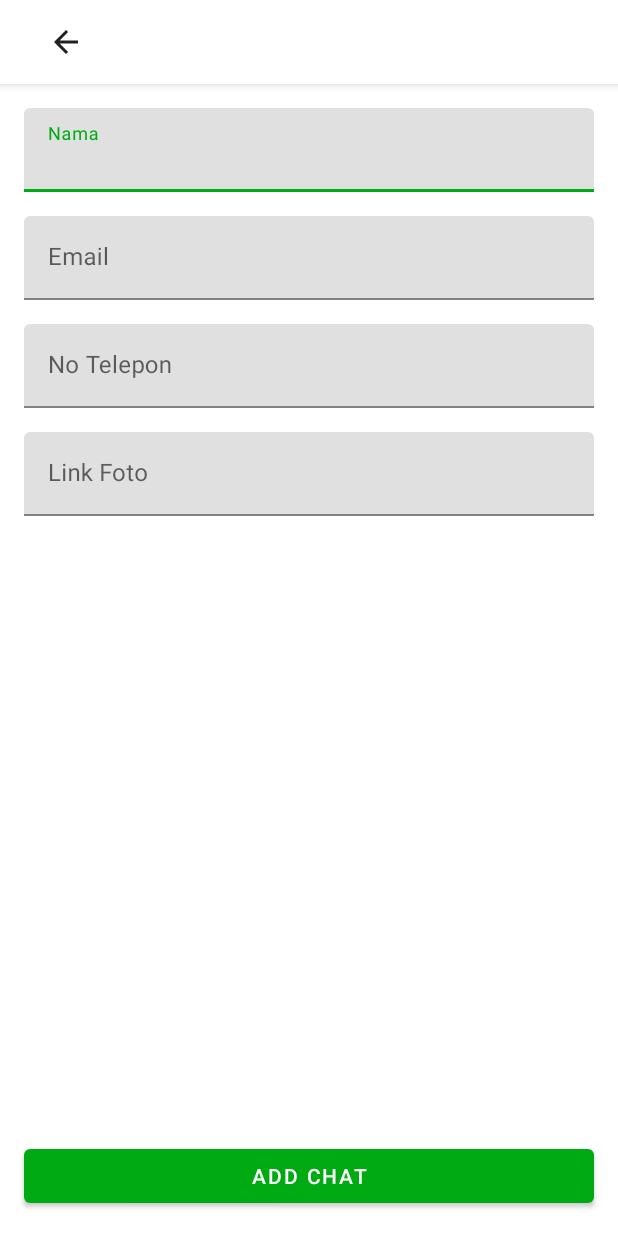
After one commit to pateeeh/UjianGojek, an Android app: the AddUserActivity screen opened directly, with no data from a screen before it, on a phone screen of 412 x 824 dp. The commit adds this screen. Run offline under Robolectric (Android 15) with nearby library versions, the phone set to English and light mode, and no system bars.

Commit message:
Menyelesaikan fitur Add Chat

```diff
--- a/app/src/main/AndroidManifest.xml
+++ b/app/src/main/AndroidManifest.xml
@@ -14,6 +14,9 @@
         android:supportsRtl="true"
         android:theme="@style/Theme.GojekClone"
         tools:targetApi="31">
+        <activity
+            android:name=".ui.fragmentchat.AddUserActivity"
+            android:exported="false" />
         <activity
             android:name=".ui.fragmenthome.profileactivity.UpdateProfileActivity"
             android:exported="false" />
--- a/app/src/main/java/com/example/ujiangojek/MainActivity.kt
+++ b/app/src/main/java/com/example/ujiangojek/MainActivity.kt
@@ -44,4 +44,6 @@ class MainActivity : AppCompatActivity() {
         }
         navView.setupWithNavController(navController)
         }
+
+
 }
--- /dev/null
+++ b/app/src/main/java/com/example/ujiangojek/ui/fragmentchat/AddUserActivity.kt
@@ -0,0 +1,65 @@
+package com.example.ujiangojek.ui.fragmentchat
+
+import android.content.Intent
+import android.os.Build
+import android.os.Bundle
+import android.widget.Toast
+import androidx.activity.enableEdgeToEdge
+import androidx.appcompat.app.AppCompatActivity
+import androidx.core.view.ViewCompat
+import androidx.core.view.WindowInsetsCompat
+import androidx.lifecycle.ViewModelProvider
+import com.example.ujiangojek.MainActivity
+import com.example.ujiangojek.R
+import com.example.ujiangojek.data.response.ListUserResponseItem
+import com.example.ujiangojek.databinding.ActivityAddUserBinding
+
+class AddUserActivity : AppCompatActivity() {
+
+    private lateinit var binding: ActivityAddUserBinding
+
+    override fun onCreate(savedInstanceState: Bundle?) {
+        super.onCreate(savedInstanceState)
+        binding = ActivityAddUserBinding.inflate(layoutInflater)
+        setContentView(binding.root)
+
+        setSupportActionBar(binding.appBar)
+        supportActionBar?.setDisplayHomeAsUpEnabled(true)
+        binding.appBar.setNavigationOnClickListener { onBackPressed() }
+
+        val addViewModel = ViewModelProvider(
+            this, ViewModelProvider.NewInstanceFactory()).get(AddUserViewModel::class.java
+        )
+
+        addViewModel.addResponse.observe(this){
+            Toast.makeText(this, it, Toast.LENGTH_SHORT).show()
+            val intent = Intent(this, MainActivity::class.java)
+            startActivity(intent)
+            finish()
+        }
+
+        binding.btnAddChat.setOnClickListener {
+            val nama = binding.etNama.text
+            val email = binding.etEmail.text
+            val noTelp = binding.etNoTelp.text
+            val linkFoto = binding.etFoto.text
+
+            if (nama?.isEmpty() == true){
+                binding.etNama.error = "Field Harus Diisi!!!"
+            }else if (email?.isEmpty() == true){
+                binding.etEmail.error = "Field Harus Diisi!!!"
+            }else if (noTelp?.isEmpty() == true){
+                binding.etNoTelp.error = "Field Harus Diisi!!!"
+            }else if (linkFoto?.isEmpty() == true){
+                binding.etFoto.error = "Field Harus Diisi!!!"
+            }else{
+                addViewModel.insertSiswa(nama.toString(), noTelp.toString(), email.toString(), linkFoto.toString())
+            }
+        }
+
+    }
+
+    companion object {
+        const val EXTRA_DATA = "extra_data"
+    }
+}
--- a/app/src/main/java/com/example/ujiangojek/ui/fragmentchat/ChatFragment.kt
+++ b/app/src/main/java/com/example/ujiangojek/ui/fragmentchat/ChatFragment.kt
@@ -46,6 +46,11 @@ class ChatFragment : Fragment() {
             startActivity(intent)
         }
 
+        binding.btnAdd.setOnClickListener{
+            val intent = Intent(requireContext(), AddUserActivity::class.java)
+            startActivity(intent)
+        }
+
         val progressBar = binding.progressBar
 
         val colorIndeterminate = ContextCompat.getColor(requireContext(), R.color.green)
--- /dev/null
+++ b/app/src/main/res/layout/activity_add_user.xml
@@ -0,0 +1,112 @@
+<?xml version="1.0" encoding="utf-8"?>
+<androidx.constraintlayout.widget.ConstraintLayout xmlns:android="http://schemas.android.com/apk/res/android"
+    xmlns:app="http://schemas.android.com/apk/res-auto"
+    xmlns:tools="http://schemas.android.com/tools"
+    android:id="@+id/main"
+    android:layout_width="match_parent"
+    android:layout_height="match_parent"
+    tools:context=".ui.fragmentchat.AddUserActivity">
+
+    <androidx.appcompat.widget.Toolbar
+        android:id="@+id/appBar"
+        android:layout_width="match_parent"
+        android:layout_height="?attr/actionBarSize"
+        android:background="@color/white"
+        android:elevation="4dp"
+        android:navigationIcon="@drawable/baseline_arrow_back_24"
+        android:paddingStart="16dp"
+        android:paddingEnd="16dp"
+        android:popupTheme="@style/ThemeOverlay.AppCompat.Light"
+        android:theme="@style/ThemeOverlay.AppCompat.ActionBar"
+        android:title=""
+        app:layout_constraintEnd_toEndOf="parent"
+        app:layout_constraintStart_toStartOf="parent"
+        app:layout_constraintTop_toTopOf="parent" />
+
+    <com.google.android.material.textfield.TextInputLayout
+        android:id="@+id/tl_nama"
+        android:layout_width="0dp"
+        android:layout_height="wrap_content"
+        android:layout_marginStart="16dp"
+        android:layout_marginTop="16dp"
+        android:layout_marginEnd="16dp"
+        app:layout_constraintEnd_toEndOf="parent"
+        app:layout_constraintStart_toStartOf="parent"
+        app:layout_constraintTop_toBottomOf="@id/appBar">
+
+        <com.google.android.material.textfield.TextInputEditText
+            android:id="@+id/et_nama"
+            android:layout_width="match_parent"
+            android:layout_height="wrap_content"
+            android:hint="Nama" />
+    </com.google.android.material.textfield.TextInputLayout>
+
+    <com.google.android.material.textfield.TextInputLayout
+        android:id="@+id/tl_email"
+        android:layout_width="0dp"
+        android:layout_height="wrap_content"
+        android:layout_marginStart="16dp"
+        android:layout_marginTop="16dp"
+        android:layout_marginEnd="16dp"
+        app:layout_constraintEnd_toEndOf="parent"
+        app:layout_constraintStart_toStartOf="parent"
+        app:layout_constraintTop_toBottomOf="@+id/tl_nama">
+
+        <com.google.android.material.textfield.TextInputEditText
+            android:id="@+id/et_email"
+            android:layout_width="match_parent"
+            android:layout_height="wrap_content"
+            android:hint="Email" />
+    </com.google.android.material.textfield.TextInputLayout>
+
+
+    <com.google.android.material.textfield.TextInputLayout
+        android:id="@+id/tl_no_telp"
+        android:layout_width="0dp"
+        android:layout_height="wrap_content"
+        android:layout_marginStart="16dp"
+        android:layout_marginTop="16dp"
+        android:layout_marginEnd="16dp"
+        app:layout_constraintEnd_toEndOf="parent"
+        app:layout_constraintStart_toStartOf="parent"
+        app:layout_constraintTop_toBottomOf="@+id/tl_email">
+
+        <com.google.android.material.textfield.TextInputEditText
+            android:id="@+id/et_no_telp"
+            android:layout_width="match_parent"
+            android:layout_height="wrap_content"
+            android:hint="No Telepon" />
+    </com.google.android.material.textfield.TextInputLayout>
+
+
+    <com.google.android.material.textfield.TextInputLayout
+        android:id="@+id/tl_foto"
+        android:layout_width="0dp"
+        android:layout_height="wrap_content"
+        android:layout_marginStart="16dp"
+        android:layout_marginTop="16dp"
+        android:layout_marginEnd="16dp"
+        app:layout_constraintEnd_toEndOf="parent"
+        app:layout_constraintStart_toStartOf="parent"
+        app:layout_constraintTop_toBottomOf="@+id/tl_no_telp">
+
+        <com.google.android.material.textfield.TextInputEditText
+            android:id="@+id/et_foto"
+            android:layout_width="match_parent"
+            android:layout_height="wrap_content"
+            android:hint="Link Foto" />
+    </com.google.android.material.textfield.TextInputLayout>
+
+    <Button
+        android:id="@+id/btn_add_chat"
+        android:layout_width="match_parent"
+        android:layout_height="wrap_content"
+        android:layout_marginStart="16dp"
+        android:layout_marginBottom="16dp"
+        android:layout_marginEnd="16dp"
+        android:text="Add chat"
+        app:layout_constraintBottom_toBottomOf="parent"
+        app:layout_constraintEnd_toEndOf="parent"
+        app:layout_constraintStart_toStartOf="parent" />
+
+</androidx.constraintlayout.widget.ConstraintLayout>
```
Also changed, not shown: app/src/main/java/com/example/ujiangojek/data/response/ListMenuResponse.kt (added, +12 -0 lines), app/src/main/java/com/example/ujiangojek/data/response/MenuItem.kt (added, +27 -0 lines), app/src/main/java/com/example/ujiangojek/data/retrofit/ApiService.kt (+11 -0 lines), app/src/main/java/com/example/ujiangojek/ui/fragmentchat/AddUserViewModel.kt (added, +52 -0 lines), app/src/main/res/layout/fragment_chat.xml (+10 -1 lines).
